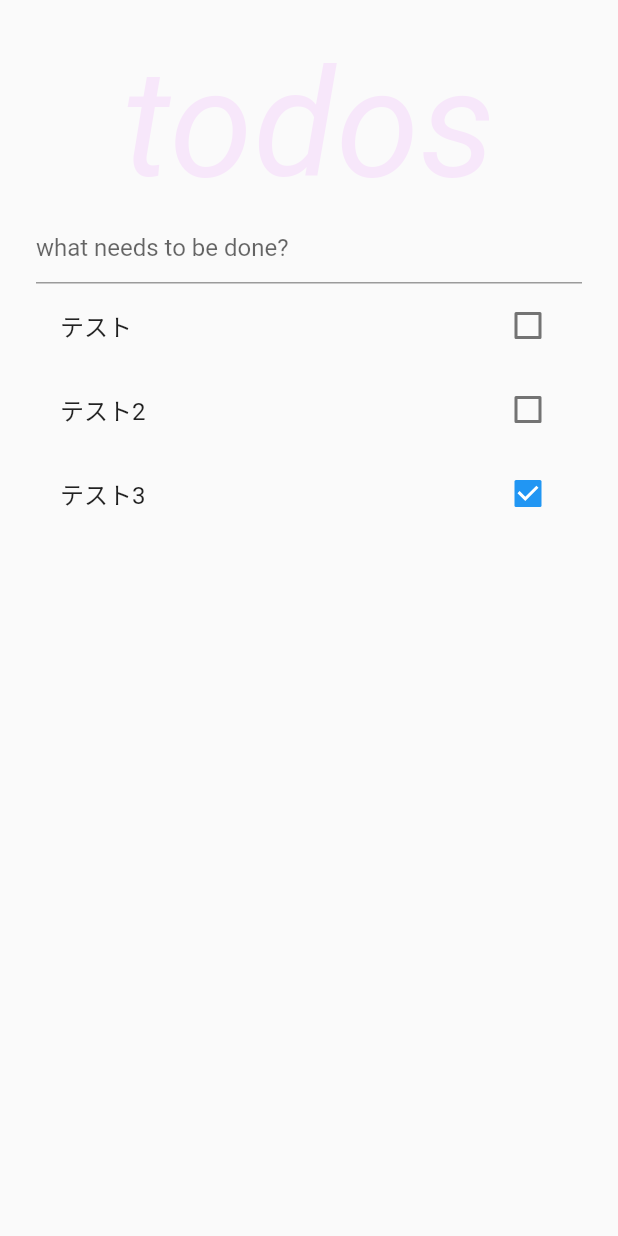
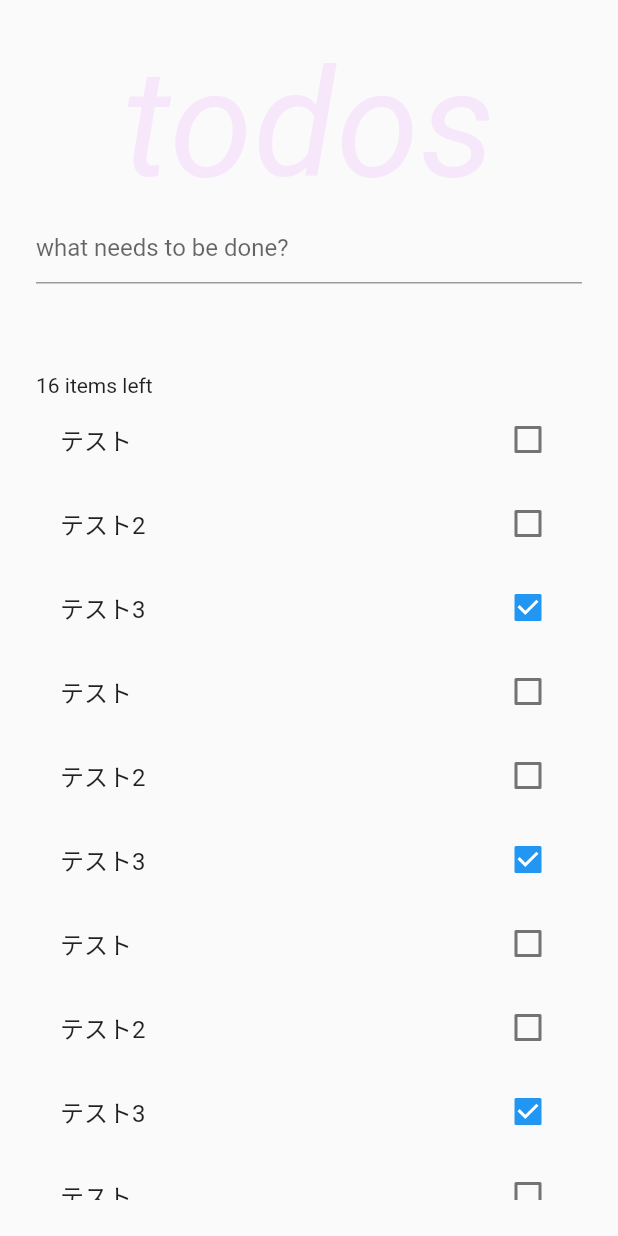
Before and after one commit to yuk1ch1/Flutter-Samples, a Flutter app: the screen it shows after launch, on a phone screen of 412 x 824 dp. Run offline on Flutter 3.47's test engine with Material 2 defaults, Android fonts, the light colour scheme and no system bars; our stand-ins replace flutter_riverpod, hooks_riverpod.

Commit message:
impl: チェックマークの入ってないtodoの数を表示するように実装

```diff
--- a/riverpod_todo/lib/main.dart
+++ b/riverpod_todo/lib/main.dart
@@ -12,6 +12,27 @@ final todoListProvider =
     Todo(id: "1", name: "テスト", isCompleted: false),
     Todo(id: "2", name: "テスト2", isCompleted: false),
     Todo(id: "3", name: "テスト3", isCompleted: true),
+    Todo(id: "4", name: "テスト", isCompleted: false),
+    Todo(id: "5", name: "テスト2", isCompleted: false),
+    Todo(id: "6", name: "テスト3", isCompleted: true),
+    Todo(id: "7", name: "テスト", isCompleted: false),
+    Todo(id: "8", name: "テスト2", isCompleted: false),
+    Todo(id: "9", name: "テスト3", isCompleted: true),
+    Todo(id: "10", name: "テスト", isCompleted: false),
+    Todo(id: "11", name: "テスト2", isCompleted: false),
+    Todo(id: "12", name: "テスト3", isCompleted: true),
+    Todo(id: "14", name: "テスト", isCompleted: false),
+    Todo(id: "15", name: "テスト2", isCompleted: false),
+    Todo(id: "16", name: "テスト3", isCompleted: true),
+    Todo(id: "17", name: "テスト", isCompleted: false),
+    Todo(id: "18", name: "テスト2", isCompleted: false),
+    Todo(id: "19", name: "テスト3", isCompleted: true),
+    Todo(id: "20", name: "テスト", isCompleted: false),
+    Todo(id: "21", name: "テスト2", isCompleted: false),
+    Todo(id: "22", name: "テスト3", isCompleted: true),
+    Todo(id: "23", name: "テスト", isCompleted: false),
+    Todo(id: "24", name: "テスト2", isCompleted: false),
+    Todo(id: "25", name: "テスト3", isCompleted: true),
   ]);
 });
 
@@ -31,6 +52,9 @@ class ToDoListView extends ConsumerWidget {
   Widget build(BuildContext context, WidgetRef ref) {
     // rebuild the widget when the todo list changes
     List<Todo> todos = ref.watch(todoListProvider);
+    int leftTodosCount =
+        todos.where((todo) => !todo.isCompleted).toList().length;
+
     return Scaffold(
         body: Padding(
       padding: const EdgeInsets.all(24.0),
@@ -50,6 +74,12 @@ class ToDoListView extends ConsumerWidget {
               decoration: const InputDecoration(
             hintText: 'what needs to be done?',
           )),
+          Padding(
+            padding: EdgeInsets.symmetric(vertical: 30),
+          ),
+          Row(
+            children: [Text('$leftTodosCount' + ' items left')],
+          ),
           for (final todo in todos)
             CheckboxListTile(
               value: todo.isCompleted,
```
